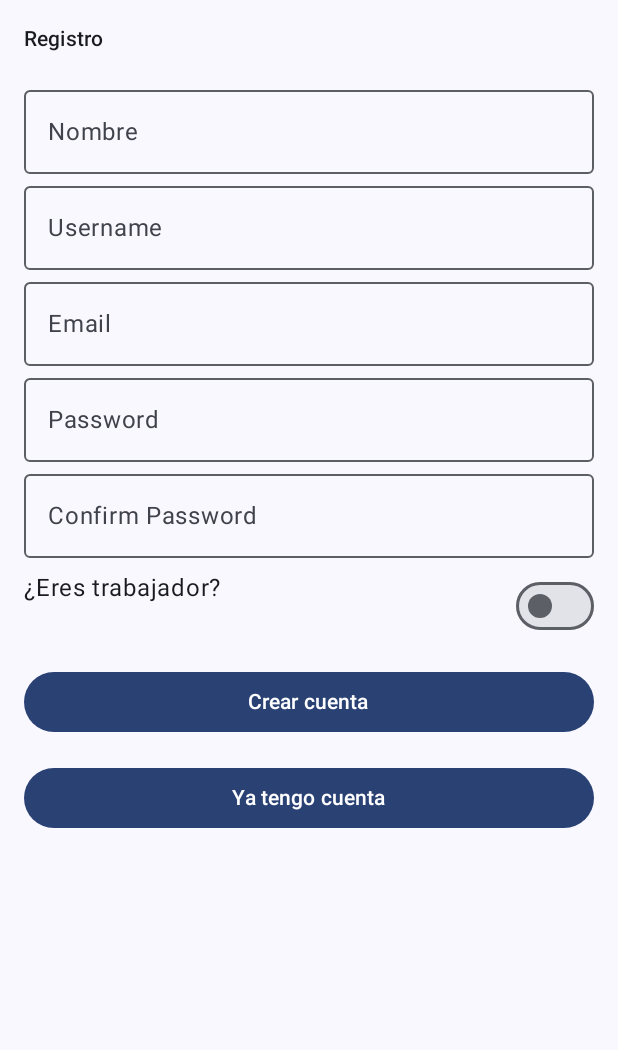
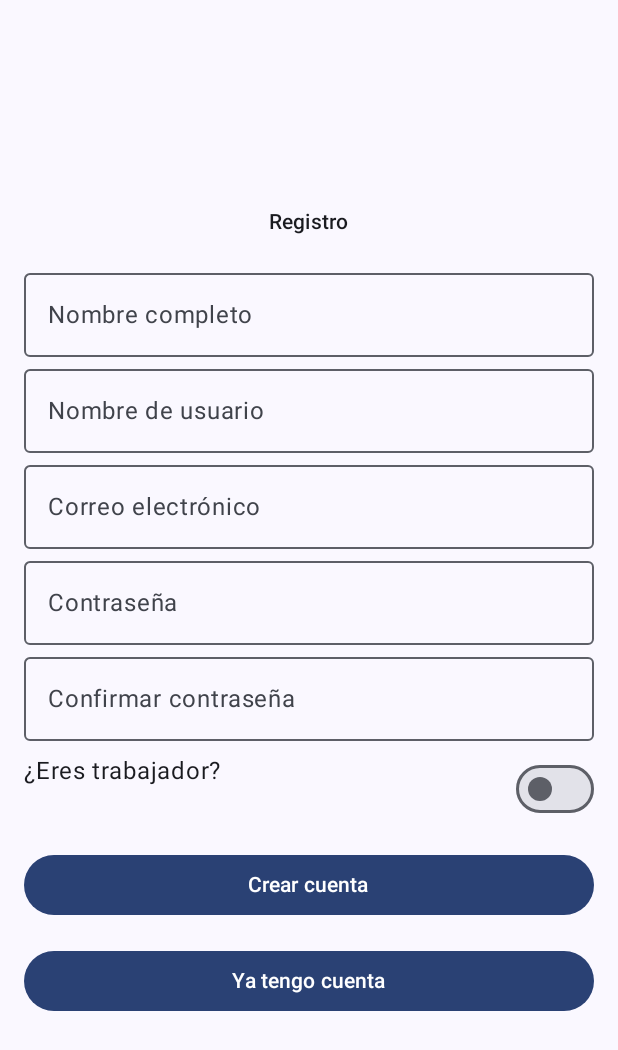
Before and after one commit to Santiago0212004/UniStyle, an Android app built with Jetpack Compose: the SignUpScreen screen opened through its navigation route, on a phone screen of 412 x 824 dp. Shown: the top 1050 px of the screen. Run offline under Robolectric (Android 15) with nearby library versions, the phone set to English and light mode, and no system bars; our stand-ins replace Firebase (no records; nobody signed in at launch, a user with empty details on screens opened directly), livedata-compose.

Commit message:
little changes

```diff
--- a/app/src/main/java/com/example/unistylejc/screens/LoginScreen.kt
+++ b/app/src/main/java/com/example/unistylejc/screens/LoginScreen.kt
@@ -3,6 +3,7 @@ package com.example.unistylejc.screens
 import android.widget.Toast
 import androidx.compose.foundation.Image
 import androidx.compose.foundation.clickable
+import androidx.compose.foundation.gestures.detectTapGestures
 import androidx.compose.foundation.layout.*
 import androidx.compose.foundation.text.KeyboardOptions
 import androidx.compose.material3.Button
@@ -19,7 +20,9 @@ import androidx.compose.runtime.setValue
 import androidx.compose.ui.Alignment
 import androidx.compose.ui.Modifier
 import androidx.compose.ui.graphics.Color
+import androidx.compose.ui.input.pointer.pointerInput
 import androidx.compose.ui.platform.LocalContext
+import androidx.compose.ui.platform.LocalFocusManager
 import androidx.compose.ui.res.painterResource
 import androidx.compose.ui.text.font.FontStyle
 import androidx.compose.ui.text.font.FontWeight
@@ -38,6 +41,7 @@ import edu.co.icesi.unistyle.domain.model.AppAuthState
 @Composable
 fun LoginScreen(navController: NavHostController, loginViewModel: LogInViewmodel = viewModel()){
     val context = LocalContext.current
+    val focusManager = LocalFocusManager.current
 
     var email by remember { mutableStateOf("") }
     var password by remember { mutableStateOf("") }
@@ -45,7 +49,12 @@ fun LoginScreen(navController: NavHostController, loginViewModel: LogInViewmodel
     Column(
         modifier = Modifier
             .fillMaxSize()
-            .padding(16.dp),
+            .padding(16.dp)
+            .pointerInput(Unit) {
+                detectTapGestures(onTap = {
+                    focusManager.clearFocus()
+                })
+            },
         verticalArrangement = Arrangement.Center,
         horizontalAlignment = Alignment.CenterHorizontally
     ) {
@@ -89,7 +98,7 @@ fun LoginScreen(navController: NavHostController, loginViewModel: LogInViewmodel
             modifier = Modifier.fillMaxWidth(),
             colors = ButtonDefaults.buttonColors(Color(0xFF9C27B0))
         ) {
-            Text("Login")
+            Text("Iniciar sesión")
         }
         Spacer(modifier = Modifier.height(8.dp))
         Text(
--- a/app/src/main/java/com/example/unistylejc/screens/SignUpScreen.kt
+++ b/app/src/main/java/com/example/unistylejc/screens/SignUpScreen.kt
@@ -9,6 +9,7 @@ import androidx.lifecycle.viewmodel.compose.viewModel
 import androidx.compose.runtime.livedata.observeAsState
 import android.widget.Toast
 import androidx.compose.foundation.clickable
+import androidx.compose.foundation.gestures.detectTapGestures
 import androidx.compose.foundation.text.KeyboardOptions
 import androidx.compose.material3.Button
 import androidx.compose.material3.DropdownMenu
@@ -21,7 +22,10 @@ import androidx.compose.material3.OutlinedTextField
 import androidx.compose.material3.Switch
 import androidx.compose.material3.Text
 import androidx.compose.material3.TextField
+import androidx.compose.ui.Alignment
+import androidx.compose.ui.input.pointer.pointerInput
 import androidx.compose.ui.platform.LocalContext
+import androidx.compose.ui.platform.LocalFocusManager
 import androidx.compose.ui.text.input.KeyboardType
 import androidx.compose.ui.text.input.PasswordVisualTransformation
 import com.example.unistylejc.domain.model.Customer
@@ -37,6 +41,7 @@ import com.example.unistylejc.viewmodel.EstablishmentViewmodel
 @Composable
 fun SignUpScreen(navController: NavHostController, viewModel: SignUpViewmodel = viewModel(), viewmodelEst: EstablishmentViewmodel = viewModel()) {
     val context = LocalContext.current
+    val focusManager = LocalFocusManager.current
 
     var name by remember { mutableStateOf("") }
     var username by remember { mutableStateOf("") }
@@ -59,27 +64,34 @@ fun SignUpScreen(navController: NavHostController, viewModel: SignUpViewmodel =
         modifier = Modifier
             .fillMaxSize()
             .padding(16.dp)
+            .pointerInput(Unit) {
+                detectTapGestures(onTap = {
+                    focusManager.clearFocus()
+                })
+            },
+        verticalArrangement = Arrangement.Center,
+        horizontalAlignment = Alignment.CenterHorizontally
     ) {
         Text(text = "Registro", style = MaterialTheme.typography.titleSmall, modifier = Modifier.padding(bottom = 16.dp))
 
         OutlinedTextField(
             value = name,
             onValueChange = { name = it },
-            label = { Text("Nombre") },
+            label = { Text("Nombre completo") },
             modifier = Modifier.fillMaxWidth()
         )
 
         OutlinedTextField(
             value = username,
             onValueChange = { username = it },
-            label = { Text("Username") },
+            label = { Text("Nombre de usuario") },
             modifier = Modifier.fillMaxWidth()
         )
 
         OutlinedTextField(
             value = email,
             onValueChange = { email = it },
-            label = { Text("Email") },
+            label = { Text("Correo electrónico") },
             keyboardOptions = KeyboardOptions(keyboardType = KeyboardType.Email),
             modifier = Modifier.fillMaxWidth()
         )
@@ -87,7 +99,7 @@ fun SignUpScreen(navController: NavHostController, viewModel: SignUpViewmodel =
         OutlinedTextField(
             value = password,
             onValueChange = { password = it },
-            label = { Text("Password") },
+            label = { Text("Contraseña") },
             keyboardOptions = KeyboardOptions(keyboardType = KeyboardType.Password),
             modifier = Modifier.fillMaxWidth()
         )
@@ -95,7 +107,7 @@ fun SignUpScreen(navController: NavHostController, viewModel: SignUpViewmodel =
         OutlinedTextField(
             value = confirmPassword,
             onValueChange = { confirmPassword = it },
-            label = { Text("Confirm Password") },
+            label = { Text("Confirmar contraseña") },
             keyboardOptions = KeyboardOptions(keyboardType = KeyboardType.Password),
             modifier = Modifier.fillMaxWidth()
         )
```
